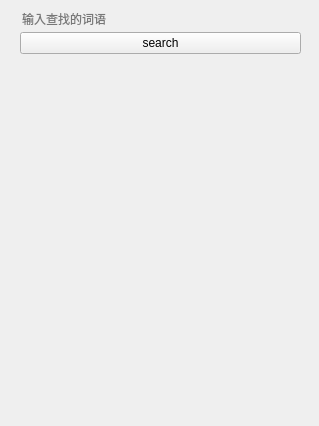
First picture: the form in baiduhy.ui, repository Bngel/ChineseMeaning, before the edit.
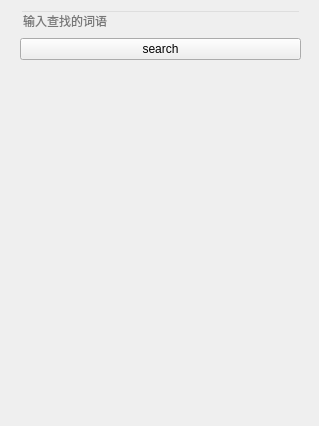
Second picture: the form after the edit. Icons and pictures are not drawn.

Commit message: change the textEdit to transparent

The edit to the form file:
```diff
--- a/baiduhy.ui
+++ b/baiduhy.ui
@@ -34,7 +34,10 @@
      <item>
       <widget class="QLineEdit" name="lineEdit">
        <property name="styleSheet">
-        <string notr="true">background:transparent;border-width:0;border-style:outset</string>
+        <string notr="true">#lineEdit{
+background:transparent;
+border-width:0
+}</string>
        </property>
        <property name="placeholderText">
         <string>输入查找的词语</string>
@@ -51,7 +54,8 @@
      <item>
       <widget class="QTextEdit" name="textEdit">
        <property name="styleSheet">
-        <string notr="true">background:transparent;border-width:0;border-style:outset</string>
+        <string notr="true">background:transparent;
+border-width:0;</string>
        </property>
        <property name="readOnly">
         <bool>true</bool>
```
Left out of the diff: 2 changed lines with no effect on the pictures. The commit also changes 2 other files.
